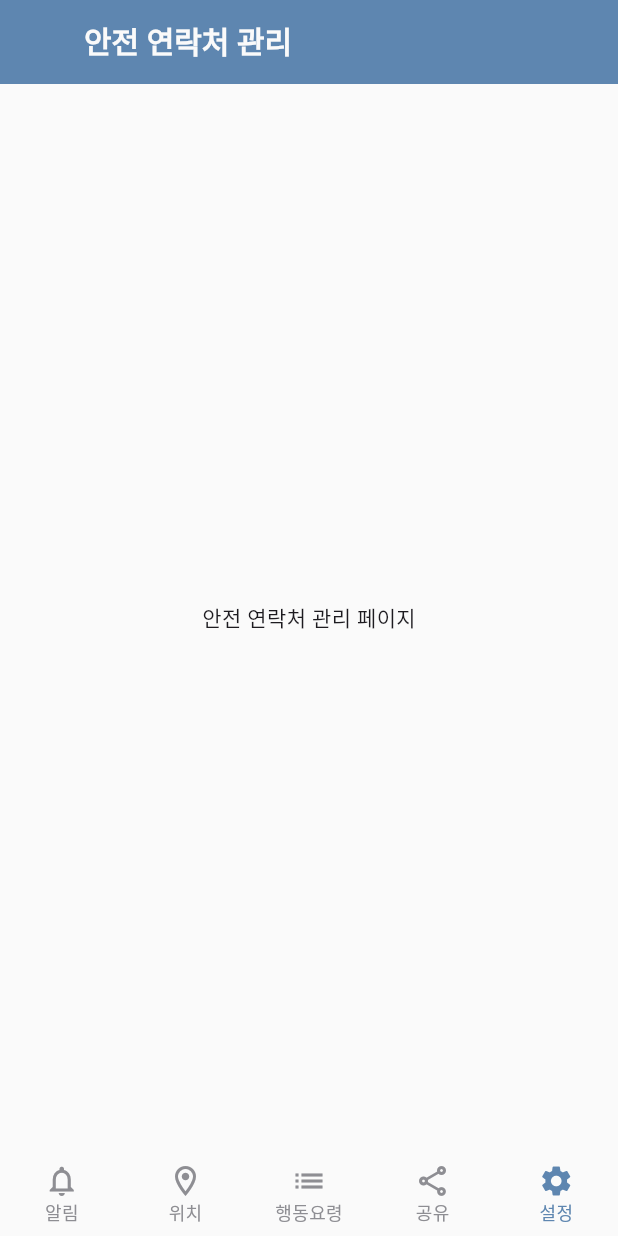
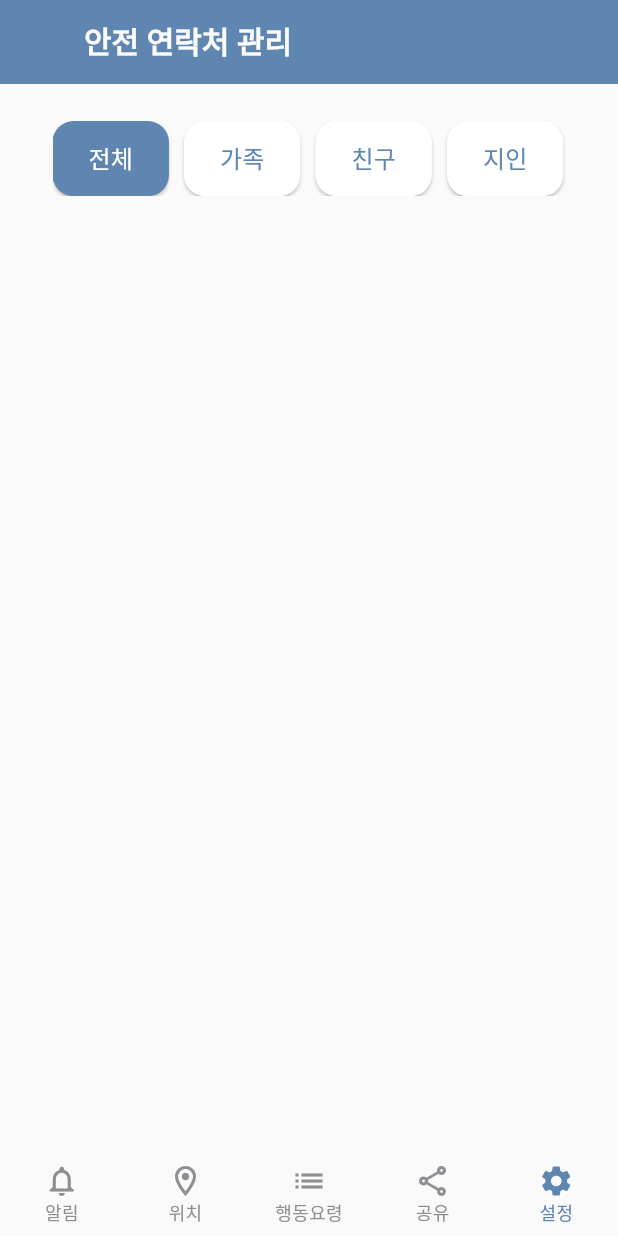
Before and after one commit to chltmddn29/musahi, a Flutter app: the SafetyContactPage screen opened by its route, on a phone screen of 412 x 824 dp. Run offline on Flutter 3.47's test engine with Material 3 defaults, Android fonts, the phone set to English and light mode, and no system bars; our stand-ins replace cloud_firestore, firebase_core, firebase_messaging, go_router; accounts and stored records are empty; Roboto replaces fonts that are missing (Pretendard).

Commit message:
refactor: 카테고리 선택 로직을 CategorySelector 공통 위젯으로 추출
info_page와 safety_contact_page에 중복되던 카테고리 버튼/선택 상태 로직을
core/utils/category_selector.dart로 분리해서 재사용하도록 변경.
safety_contact_page에는 카테고리 필터 UI를 새로 적용.

Co-Authored-By: Claude Sonnet 5 <noreply@anthropic.com>
Claude-Session: https://claude.ai/code/session_01RENRyodNpppZkqqKCxhZi3

```diff
--- /dev/null
+++ b/lib/core/utils/category_selector.dart
@@ -0,0 +1,66 @@
+import 'package:flutter/material.dart';
+import 'package:musahi/core/constants/color.dart';
+import 'package:musahi/core/widgets/custom_elevated_button.dart';
+
+/// 카테고리 필터용 가로 스크롤 버튼 목록.
+///
+/// [pinFirst]가 true면 첫 번째 카테고리(보통 '전체')를 왼쪽에 고정하고
+/// 나머지 카테고리만 스크롤되도록 배치한다.
+class CategorySelector extends StatelessWidget {
+  final List<String> categories;
+  final String selectedCategory;
+  final ValueChanged<String> onCategorySelected;
+  final bool pinFirst;
+  final double height;
+  final double spacing;
+
+  const CategorySelector({
+    super.key,
+    required this.categories,
+    required this.selectedCategory,
+    required this.onCategorySelected,
+    this.pinFirst = false,
+    this.height = 40,
+    this.spacing = 15,
+  });
+
+  Widget _categoryButton(String category) {
+    final isSelected = category == selectedCategory;
+    return CustomElevatedButton(
+      onPressed: () => onCategorySelected(category),
+      backgroundColor: isSelected ? AppColors.primary : AppColors.surface,
+      foregroundColor: isSelected ? AppColors.surface : AppColors.primary,
+      child: category,
+    );
+  }
+
+  @override
+  Widget build(BuildContext context) {
+    final scrollableCategories = pinFirst
+        ? categories.skip(1).toList()
+        : categories;
+
+    final scrollableList = ListView.separated(
+      scrollDirection: Axis.horizontal,
+      itemBuilder: (context, index) =>
+          _categoryButton(scrollableCategories[index]),
+      separatorBuilder: (context, index) => SizedBox(width: spacing),
+      itemCount: scrollableCategories.length,
+    );
+
+    if (!pinFirst || categories.isEmpty) {
+      return SizedBox(height: height, child: scrollableList);
+    }
+
+    return SizedBox(
+      height: height,
+      child: Row(
+        children: [
+          _categoryButton(categories.first),
+          SizedBox(width: spacing),
+          Expanded(child: scrollableList),
+        ],
+      ),
+    );
+  }
+}
--- a/lib/features/main/presentation/info_page.dart
+++ b/lib/features/main/presentation/info_page.dart
@@ -1,8 +1,7 @@
 import 'package:flutter/material.dart';
-import 'package:musahi/core/constants/color.dart';
+import 'package:musahi/core/utils/category_selector.dart';
 import 'package:musahi/core/widgets/base_scaffold.dart';
 import 'package:musahi/core/widgets/custom_app_bar.dart';
-import 'package:musahi/core/widgets/custom_elevated_button.dart';
 import 'package:musahi/core/widgets/info_card.dart';
 import 'package:musahi/features/disaster/repository/disaster_repository.dart';
 
@@ -18,16 +17,6 @@ class _InfoPageState extends State<InfoPage> {
   final List<String> category = [allCategory, '폭염', '지진', '태풍', '호우', '기타'];
   String selectedCategory = allCategory;
 
-  Widget _categoryButton(String cat) {
-    final isSelected = selectedCategory == cat;
-    return CustomElevatedButton(
-      onPressed: () => setState(() => selectedCategory = cat),
-      backgroundColor: isSelected ? AppColors.primary : AppColors.surface,
-      foregroundColor: isSelected ? AppColors.surface : AppColors.primary,
-      child: cat,
-    );
-  }
-
   @override
   Widget build(BuildContext context) {
     return BaseScaffold(
@@ -37,25 +26,12 @@ class _InfoPageState extends State<InfoPage> {
           const SizedBox(height: 30),
           Padding(
             padding: const EdgeInsets.symmetric(horizontal: 15, vertical: 10),
-            child: SizedBox(
-              height: 40,
-              child: Row(
-                children: [
-                  _categoryButton(allCategory),
-                  const SizedBox(width: 15),
-                  Expanded(
-                    child: ListView.separated(
-                      scrollDirection: Axis.horizontal,
-                      itemBuilder: (context, idx) {
-                        return _categoryButton(category[idx + 1]);
-                      },
-                      separatorBuilder: (context, idx) =>
-                          const SizedBox(width: 15),
-                      itemCount: category.length - 1,
-                    ),
-                  ),
-                ],
-              ),
+            child: CategorySelector(
+              categories: category,
+              selectedCategory: selectedCategory,
+              onCategorySelected: (cat) =>
+                  setState(() => selectedCategory = cat),
+              pinFirst: true,
             ),
           ),
           const SizedBox(height: 15),
--- a/lib/features/setting/presentation/setting_detail/safety_contact_page.dart
+++ b/lib/features/setting/presentation/setting_detail/safety_contact_page.dart
@@ -1,15 +1,40 @@
 import 'package:flutter/material.dart';
+import 'package:musahi/core/utils/category_selector.dart';
 import 'package:musahi/core/widgets/base_scaffold.dart';
 import 'package:musahi/core/widgets/custom_app_bar.dart';
 
-class SafetyContactPage extends StatelessWidget {
+class SafetyContactPage extends StatefulWidget {
   const SafetyContactPage({super.key});
 
   @override
+  State<SafetyContactPage> createState() => _SafetyContactPageState();
+}
+
+class _SafetyContactPageState extends State<SafetyContactPage> {
+  static const String allCategory = '전체';
+  final List<String> category = [allCategory, '가족', '친구', '지인', '기타'];
+  String selectedCategory = allCategory;
+
+  @override
   Widget build(BuildContext context) {
-    return const BaseScaffold(
-      appBar: CustomAppBar(title: '안전 연락처 관리', icon: false),
-      child: Center(child: Text('안전 연락처 관리 페이지')),
+    return BaseScaffold(
+      appBar: const CustomAppBar(title: '안전 연락처 관리', icon: false),
+      child: Column(
+        children: [
+          SizedBox(height: MediaQuery.of(context).size.height * 0.03),
+          Padding(
+            padding: const EdgeInsets.symmetric(horizontal: 15),
+            child: CategorySelector(
+              categories: category,
+              selectedCategory: selectedCategory,
+              onCategorySelected: (cat) =>
+                  setState(() => selectedCategory = cat),
+              height: 50,
+              spacing: 10,
+            ),
+          ),
+        ],
+      ),
     );
   }
 }
```
